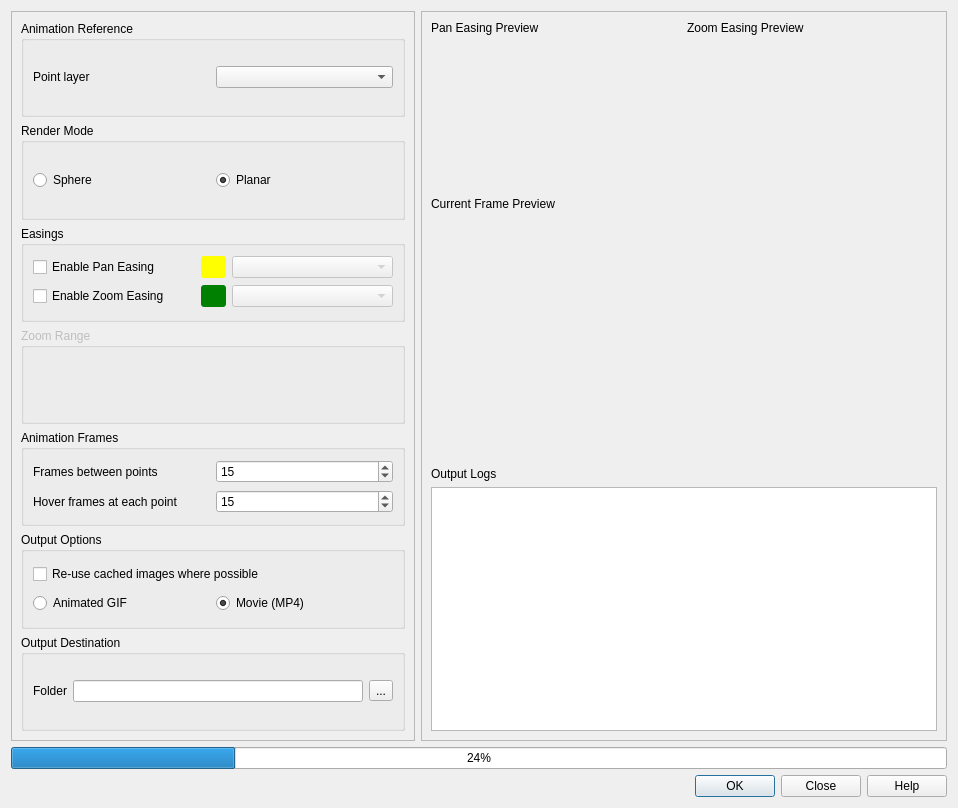
First picture: the form in ui/animation_workbench_base.ui, repository timlinux/QGISAnimationWorkbench, before the edit.
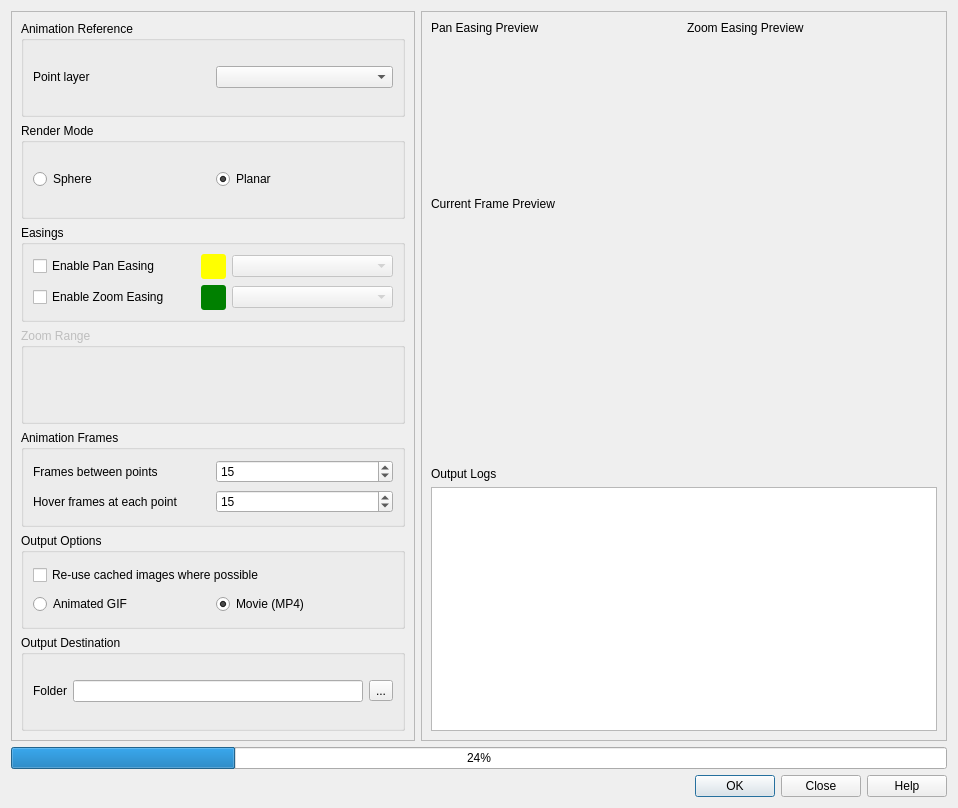
Second picture: the form after the edit. Custom widgets are drawn as their Qt base class.

Commit message: Fix easing legend display in ui

Diff of the .ui file:
```diff
--- a/ui/animation_workbench_base.ui
+++ b/ui/animation_workbench_base.ui
@@ -242,6 +242,12 @@
          </item>
          <item row="0" column="1">
           <widget class="QWidget" name="pan_preview_legend" native="true">
+           <property name="minimumSize">
+            <size>
+             <width>25</width>
+             <height>25</height>
+            </size>
+           </property>
            <property name="maximumSize">
             <size>
              <width>25</width>
@@ -277,6 +283,12 @@
          </item>
          <item row="1" column="1">
           <widget class="QWidget" name="widget_2" native="true">
+           <property name="minimumSize">
+            <size>
+             <width>25</width>
+             <height>25</height>
+            </size>
+           </property>
            <property name="maximumSize">
             <size>
              <width>25</width>
```
The commit also changes 1 other file.
